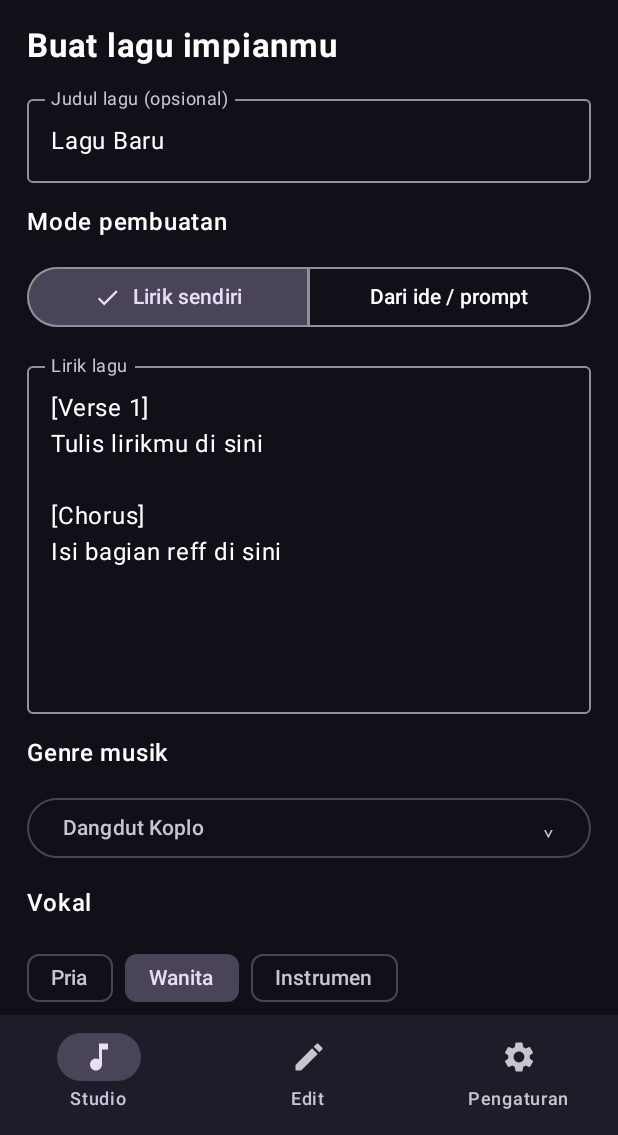
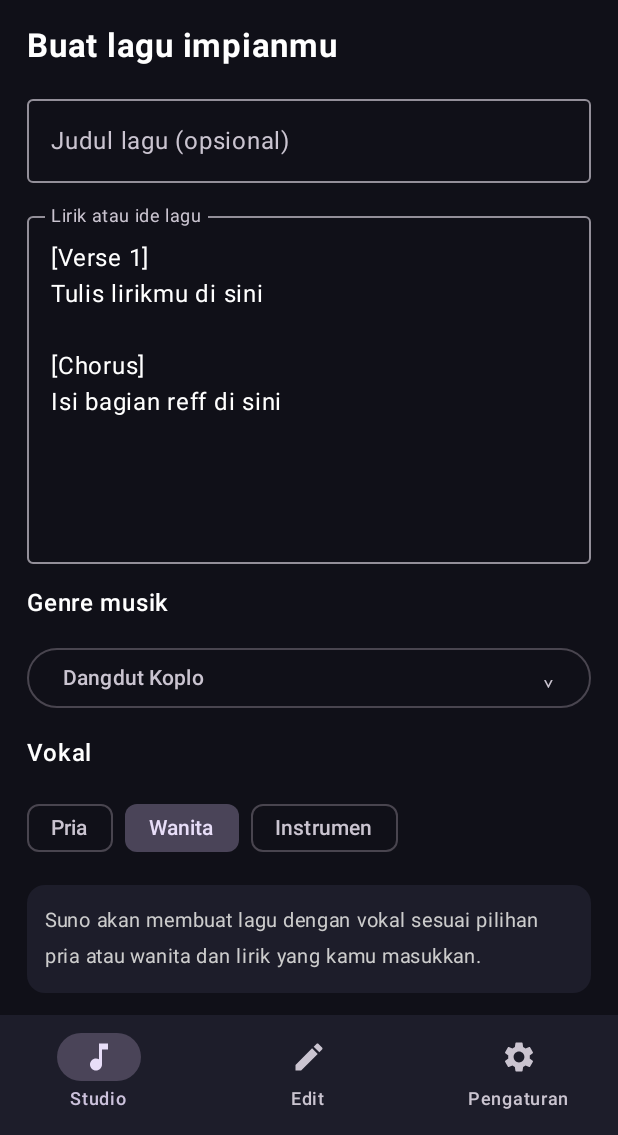
Before and after one commit to Froglands/music_ai, an Android app built with Jetpack Compose: the screen it shows after launch (MainActivity), on a phone screen of 412 x 824 dp, the part 101-1236 px from its top. Run offline under Robolectric (Android 15) with nearby library versions, the phone set to English and light mode, and no system bars; pictures from the network do not load.

Commit message:
Simplify creation input into one smart lyrics-or-idea field

```diff
--- a/android/app/src/main/java/com/music_ai/app/MainActivity.kt
+++ b/android/app/src/main/java/com/music_ai/app/MainActivity.kt
@@ -72,7 +72,7 @@ fun MusicAiScreen() {
     val accent = Color(0xFF9B7BFF)
 
     var page by remember { mutableStateOf(AppPage.STUDIO) }
-    var title by remember { mutableStateOf("Lagu Baru") }
+    var title by remember { mutableStateOf("") }
     var lyrics by remember {
         mutableStateOf("[Verse 1]\nTulis lirikmu di sini\n\n[Chorus]\nIsi bagian reff di sini")
     }
@@ -81,7 +81,7 @@ fun MusicAiScreen() {
     var bpm by remember { mutableFloatStateOf(110f) }
     var durationSeconds by remember { mutableIntStateOf(120) }
     var mood by remember { mutableStateOf("Enerjik dan emosional") }
-    var inputMode by remember { mutableStateOf("lyrics") }
+    var inputMode by remember { mutableStateOf("auto") }
     var selectedMoods by remember { mutableStateOf(setOf("Emosional", "Sedikit sedih")) }
     var customMood by remember { mutableStateOf("") }
     var busy by remember { mutableStateOf(false) }
@@ -139,9 +139,9 @@ fun MusicAiScreen() {
         Thread {
             try {
                 val json = JSONObject().apply {
-                    put("title", title)
+                    put("title", title.trim())
                     put("lyrics", lyrics)
-                    put("inputMode", inputMode)
+                    put("inputMode", "auto")
                     put("genre", genre)
                     put("vocal", vocal)
                     put("instrumental", vocal == "instrumental")
@@ -372,16 +372,12 @@ fun MusicAiScreen() {
                             value = title, onValueChange = { title = it },
                             label = { Text("Judul lagu (opsional)") }, modifier = Modifier.fillMaxWidth(), singleLine = true
                         )
-                        Text("Mode pembuatan", fontWeight = FontWeight.SemiBold)
-                        SingleChoiceSegmentedButtonRow(Modifier.fillMaxWidth()) {
-                            SegmentedButton(selected = inputMode == "lyrics", onClick = { inputMode = "lyrics" }, shape = SegmentedButtonDefaults.itemShape(0, 2)) { Text("Lirik sendiri") }
-                            SegmentedButton(selected = inputMode == "prompt", onClick = { inputMode = "prompt" }, shape = SegmentedButtonDefaults.itemShape(1, 2)) { Text("Dari ide / prompt") }
-                        }
+
                         OutlinedTextField(
                             value = lyrics, onValueChange = { lyrics = it },
-                            label = { Text(if (inputMode == "lyrics") "Lirik lagu" else "Ide / prompt lagu") },
+                            label = { Text("Lirik atau ide lagu") },
                             modifier = Modifier.fillMaxWidth().height(240.dp),
-                            placeholder = { Text("[Verse 1]\nTulis lirik di sini...") }
+                            placeholder = { Text("Tulis lirik atau cukup ceritakan ide lagumu...\n\nContoh ide: Buatkan lagu tema mistis tentang desa tua di pegunungan.\n\nAtau mulai dengan [Verse 1] untuk menulis lirik sendiri.") }
                         )
 
                         Text("Genre musik", fontWeight = FontWeight.SemiBold)
@@ -450,7 +446,7 @@ fun MusicAiScreen() {
 
                         Button(
                             onClick = { generateSong() },
-                            enabled = !busy && (inputMode == "prompt" || lyrics.isNotBlank()),
+                            enabled = !busy && lyrics.isNotBlank(),
                             modifier = Modifier.fillMaxWidth().height(54.dp),
                             shape = RoundedCornerShape(16.dp)
                         ) {
```
